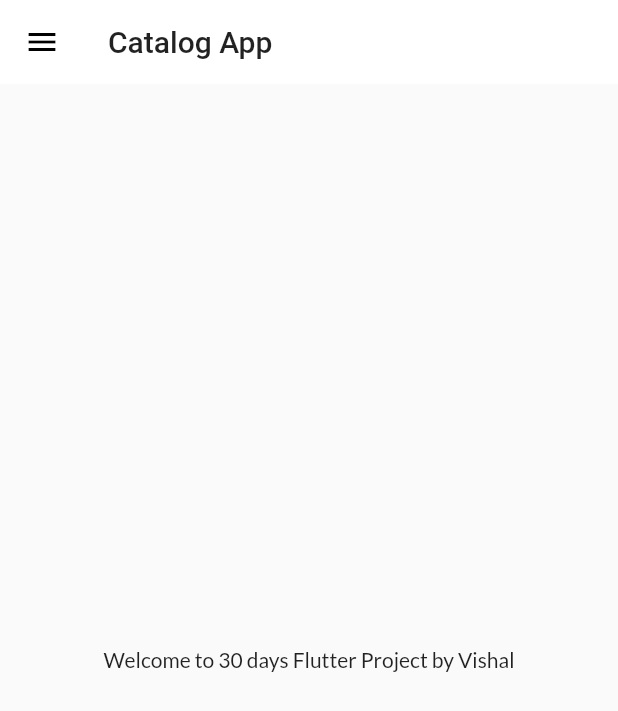
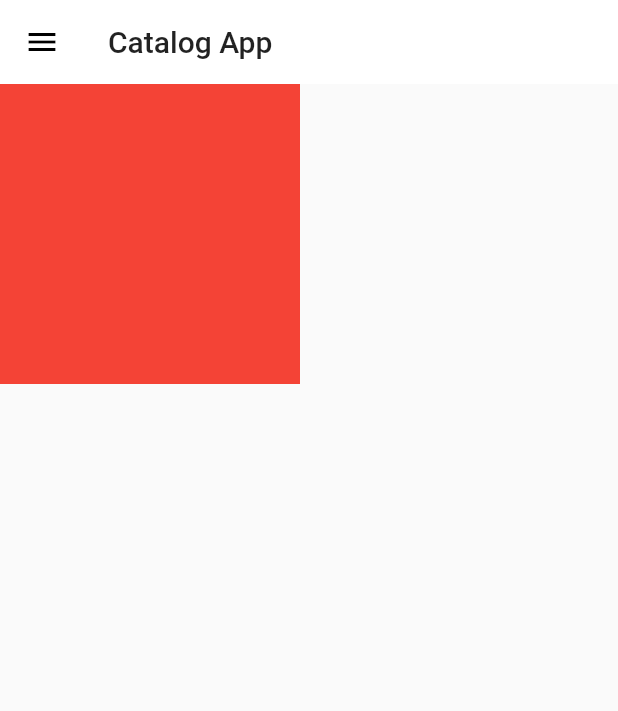
Before and after one commit to Vrajsingh/Flutter-Catalog, a Flutter app: the screen it shows after launch, on a phone screen of 412 x 824 dp. Shown: the top 711 px of the screen. Run offline on Flutter 3.47's test engine with Material 2 defaults, Android fonts, the phone set to English and light mode, and no system bars; our stand-ins replace google_fonts.

```diff
--- a/lib/pages/home_page.dart
+++ b/lib/pages/home_page.dart
@@ -10,9 +10,16 @@ class HomePage extends StatelessWidget {
         appBar: AppBar(
           title: Text("Catalog App"),
         ),
-        body: Center(
+        body: Container(
+          constraints: BoxConstraints(
+            minHeight: 70,
+            maxHeight: 200,
+            minWidth: 70,
+            maxWidth: 200,
+          ),
+            color: Colors.green,
             child: Container(
-              child: Text("Welcome to $days days Flutter Project by $name"),
+              color: Colors.red,
             )),
       drawer: MyDrawer(),
     );
```
Also changed, not shown: lib/models/catalog.dart (added, +11 -0 lines).
